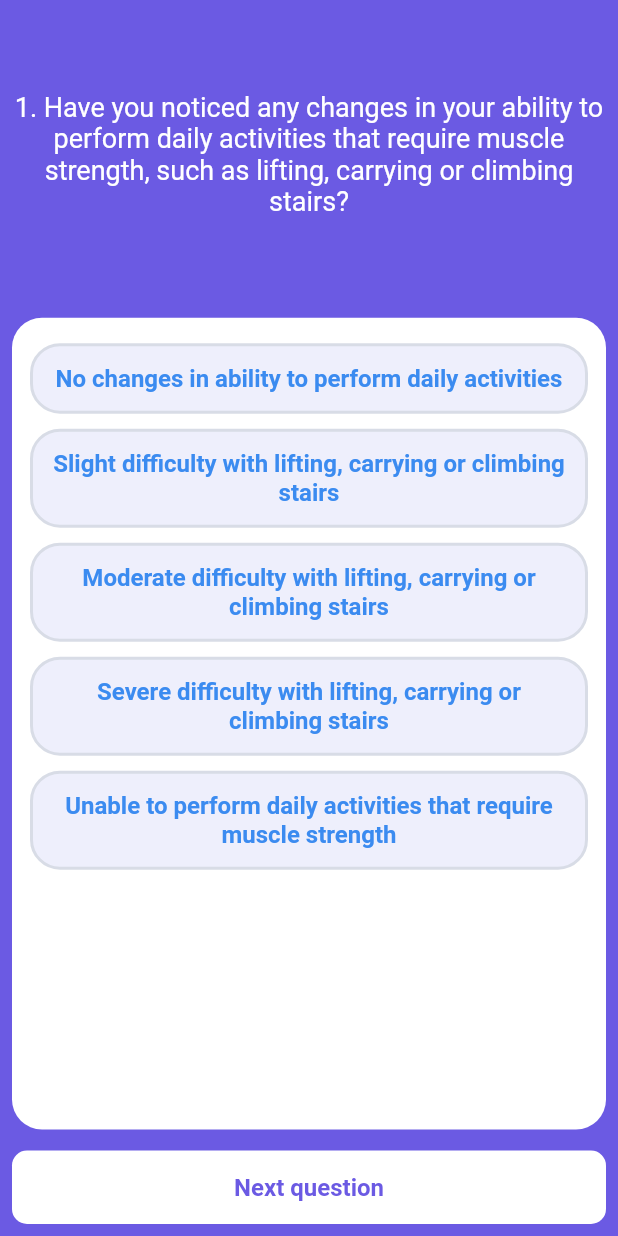
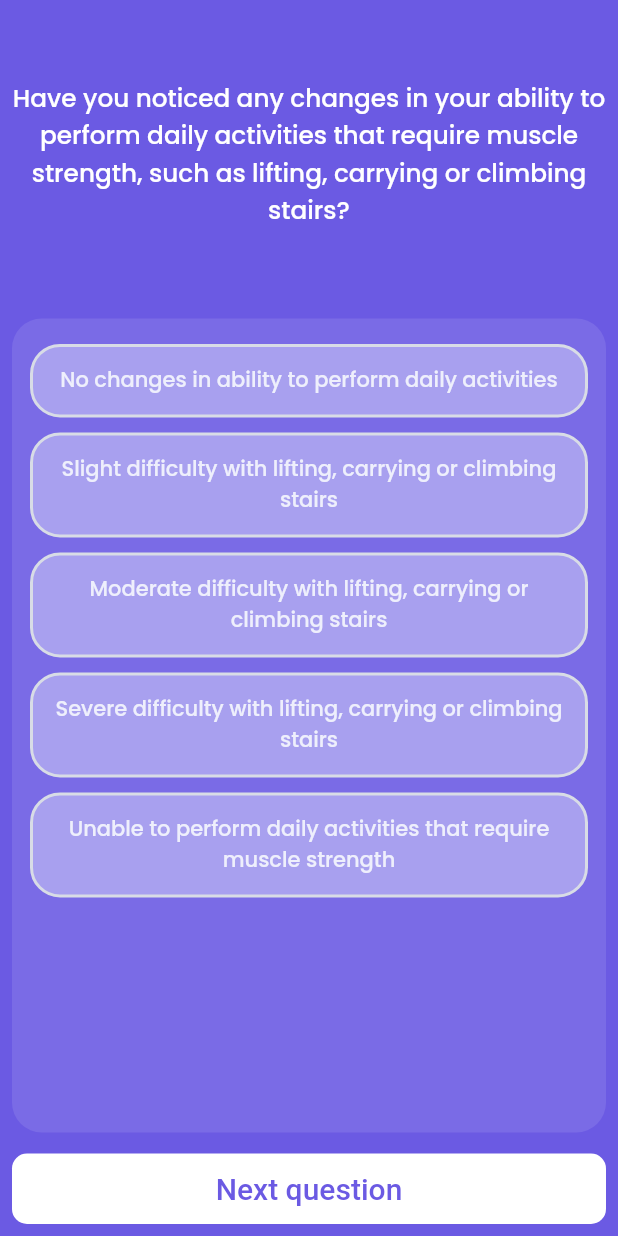
Before and after one commit to chandansgowda/safe_connect, a Flutter app: the QuestionsScreen screen opened by its route, on a phone screen of 412 x 824 dp. Run offline on Flutter 3.47's test engine with Material 2 defaults, Android fonts, the phone set to English and light mode, and no system bars; our stand-ins replace cloud_firestore, firebase_auth, firebase_core, google_fonts, percent_indicator, webview_flutter; missing offline and left inert: flutterfire_ui; accounts and stored records are empty; Roboto replaces fonts that are missing (Acme).

Commit message:
Questions screen UI updated

```diff
--- a/lib/screens/option_screen.dart
+++ b/lib/screens/option_screen.dart
@@ -26,7 +26,7 @@ class OptionScreen extends StatelessWidget {
             SizedBox(
               height: 50,
             ),
-            ContainerButton(text: "Select Disease", onPressed: (){
+            ContainerButton(text: "Self Certify", onPressed: (){
               Navigator.push(context, MaterialPageRoute(builder: (context)=>DiseasesOptionsScreen()));
             }),
           ],
--- a/lib/screens/questions_screen.dart
+++ b/lib/screens/questions_screen.dart
@@ -1,6 +1,7 @@
 import 'dart:ui';
 
 import 'package:flutter/material.dart';
+import 'package:google_fonts/google_fonts.dart';
 import 'package:provider/provider.dart';
 import 'package:safe_connect/models/questions.dart';
 import 'package:safe_connect/screens/predicted_diseases_screen.dart';
@@ -50,8 +51,7 @@ class _QuestionsScreenState extends State<QuestionsScreen> {
                       SnackBar(
                         backgroundColor: Colors.grey.shade200.withOpacity(0.5),
                         content: BackdropFilter(
-                            filter:
-                                ImageFilter.blur(sigmaX: 10.0, sigmaY: 10.0),
+                          filter: ImageFilter.blur(sigmaX: 10.0, sigmaY: 10.0),
                           child: Container(
                             height: 40,
                             decoration: BoxDecoration(
@@ -64,7 +64,10 @@ class _QuestionsScreenState extends State<QuestionsScreen> {
                                     color: Colors.black,
                                     fontSize: 16,
                                     fontWeight: FontWeight.bold),
-                                )))),
+                              ),
+                            ),
+                          ),
+                        ),
                         duration: const Duration(seconds: 1),
                         behavior: SnackBarBehavior.floating,
                         padding: const EdgeInsets.all(10),
@@ -79,14 +82,11 @@ class _QuestionsScreenState extends State<QuestionsScreen> {
                     borderRadius: BorderRadius.circular(10),
                   ),
                   child: Padding(
-                    padding: const EdgeInsets.all(15.0),
+                    padding: const EdgeInsets.all(12.0),
                     child: Center(
                       child: Text(
                         widget.index == 22 ? "Submit" : "Next question",
-                        style: TextStyle(
-                            color: Color(0xff6b5ae3),
-                            fontSize: 16,
-                            fontWeight: FontWeight.w600),
+                        style: GoogleFonts.acme(color: Color(0xff6b5ae3),fontSize: 20,fontWeight: FontWeight.w500),
                       ),
                     ),
                   ),
@@ -127,17 +127,18 @@ class _QuestionBodyState extends State<QuestionBody> {
           flex: 1,
           child: Center(
               child: Text(
-            "${widget.questionNumber + 1}. " + widget.question.questionText,
+            widget.question.questionText,
             textAlign: TextAlign.center,
-            style: TextStyle(fontSize: 18, color: Colors.white),
+            style:
+                GoogleFonts.poppins(fontWeight: FontWeight.w500, fontSize: 16.5),
           )),
         ),
         Expanded(
           flex: 3,
           child: Container(
             margin: EdgeInsets.symmetric(vertical: 14),
-            decoration: BoxDecoration(
-                borderRadius: BorderRadius.circular(20), color: Colors.white),
+            decoration: BoxDecoration(borderRadius: BorderRadius.circular(20),
+            color: Colors.white.withOpacity(0.1)),
             child: Padding(
                 padding: const EdgeInsets.all(12.0),
                 child: ListView(
@@ -152,12 +153,11 @@ class _QuestionBodyState extends State<QuestionBody> {
                         margin: const EdgeInsets.symmetric(vertical: 5),
                         decoration: BoxDecoration(
                             color: widget.question.answer == option['value']
-                                ? Color(0xffd9cc03)
-                                : Color(0xffeeeffc),
+                                ? Color(0xffeeeffc)
+                                : Color(0xffeeeffc).withOpacity(0.4),
                             borderRadius: BorderRadius.circular(20),
                             border: Border.all(
-                                color:
-                                    widget.question.answer == option['value']
+                                color: widget.question.answer == option['value']
                                     ? const Color(0xff7cd8bb)
                                     : const Color(0xffd8dce6),
                                 width: 2)),
@@ -167,13 +167,11 @@ class _QuestionBodyState extends State<QuestionBody> {
                             child: Text(
                               option['option'],
                               textAlign: TextAlign.center,
-                              style: TextStyle(
-                                  color: widget.question.answer ==
-                                          option['value']
-                                      ? Colors.white
-                                      : Color(0xff3b8bf0),
-                                  fontSize: 16,
-                                  fontWeight: FontWeight.w600),
+                              style: GoogleFonts.poppins(
+                                  color:widget.question.answer == option['value']
+                                      ? Color(0xff6b5ae3)
+                                      : Color(0xffeeeffc),
+                                  fontWeight: FontWeight.w500),
                             ),
                           ),
                         ),
--- a/pubspec.yaml
+++ b/pubspec.yaml
@@ -45,6 +45,7 @@ dependencies:
   webview_flutter: ^4.0.7
   flutterfire_ui: ^0.4.3+20
   firebase_auth: ^4.4.0
+  google_fonts: ^4.0.3
 
 dev_dependencies:
   flutter_test:
```
Also changed, not shown: lib/screens/select_option_screen.dart (deleted, +0 -25 lines), pubspec.lock. Lines whose indentation alone changed are shown as unchanged.
